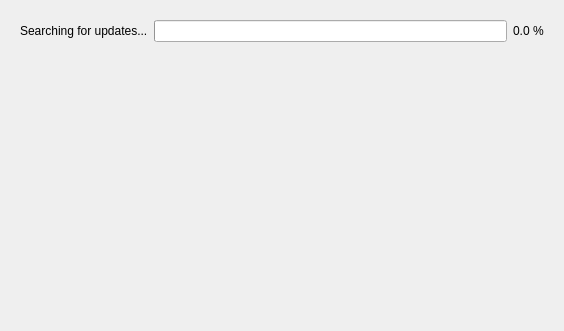
This is platform/qt/Updater/updaterUI/cupdaterdialog.ui in ilia3101/MLV-App as Qt 5 draws it before an edit. The edited form follows.
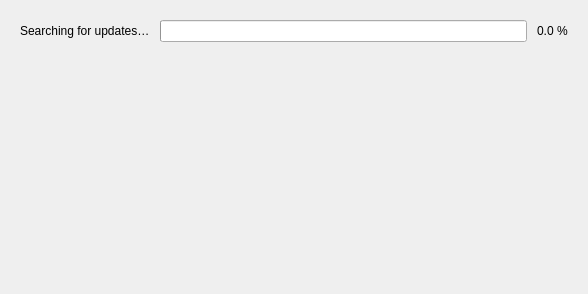
This is the edited form. The open tabs and pages were chosen to show the change.

Patch:
```diff
--- a/platform/qt/Updater/updaterUI/cupdaterdialog.ui
+++ b/platform/qt/Updater/updaterUI/cupdaterdialog.ui
@@ -9,8 +9,8 @@
    <rect>
     <x>0</x>
     <y>0</y>
-    <width>564</width>
-    <height>331</height>
+    <width>588</width>
+    <height>294</height>
    </rect>
   </property>
   <property name="windowTitle">
@@ -20,6 +20,18 @@
    <bool>true</bool>
   </property>
   <layout class="QVBoxLayout" name="verticalLayout">
+   <property name="leftMargin">
+    <number>20</number>
+   </property>
+   <property name="topMargin">
+    <number>20</number>
+   </property>
+   <property name="rightMargin">
+    <number>20</number>
+   </property>
+   <property name="bottomMargin">
+    <number>20</number>
+   </property>
    <item>
     <widget class="QStackedWidget" name="stackedWidget">
      <property name="currentIndex">
@@ -27,12 +39,30 @@
      </property>
      <widget class="QWidget" name="page">
       <layout class="QVBoxLayout" name="verticalLayout_2">
+       <property name="spacing">
+        <number>0</number>
+       </property>
+       <property name="leftMargin">
+        <number>0</number>
+       </property>
+       <property name="topMargin">
+        <number>0</number>
+       </property>
+       <property name="rightMargin">
+        <number>0</number>
+       </property>
+       <property name="bottomMargin">
+        <number>0</number>
+       </property>
        <item>
         <layout class="QHBoxLayout" name="horizontalLayout" stretch="0,1,0">
+         <property name="spacing">
+          <number>10</number>
+         </property>
          <item>
           <widget class="QLabel" name="lblOperationInProgress">
            <property name="text">
-            <string>Searching for updates...</string>
+            <string>Searching for updates…</string>
            </property>
           </widget>
          </item>
```
Left out of the diff: 17 changed lines with no effect on the pictures.
